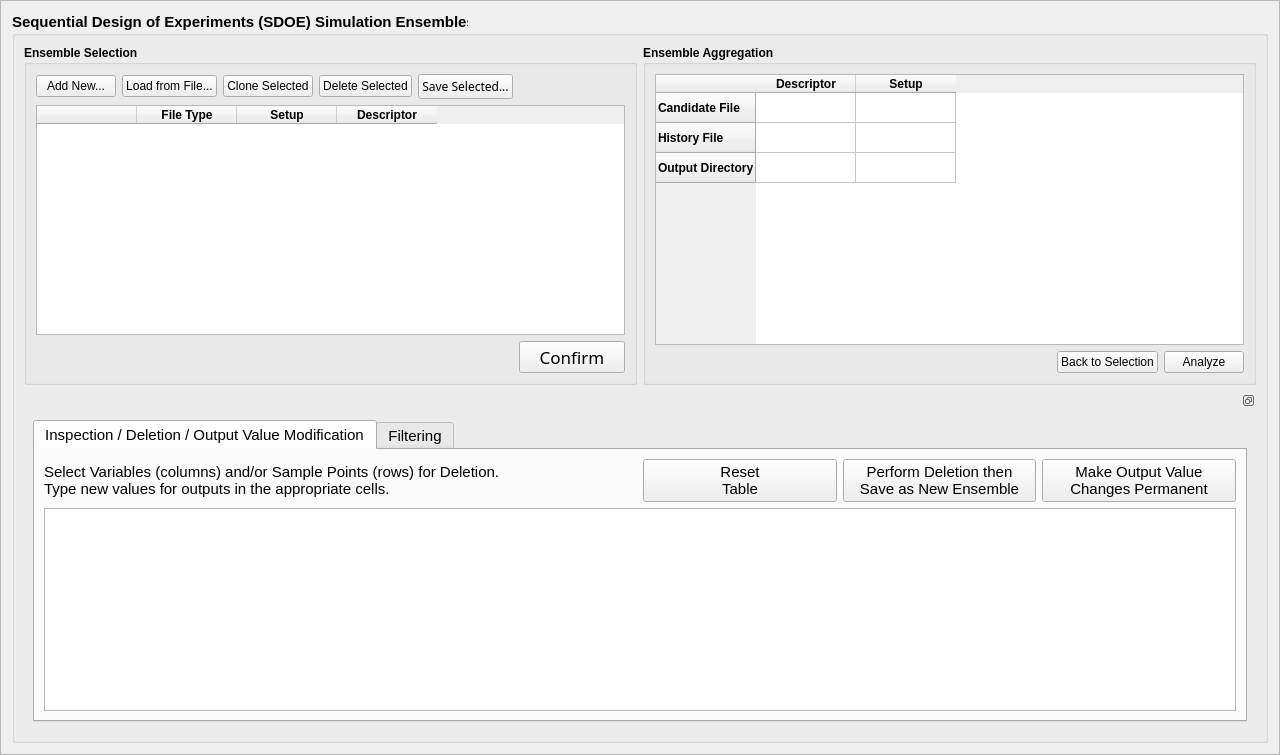
First picture: the form in foqus_lib/gui/sdoe/sdoeSetupFrame_UI.ui, repository CCSI-Toolset/FOQUS, before the edit.
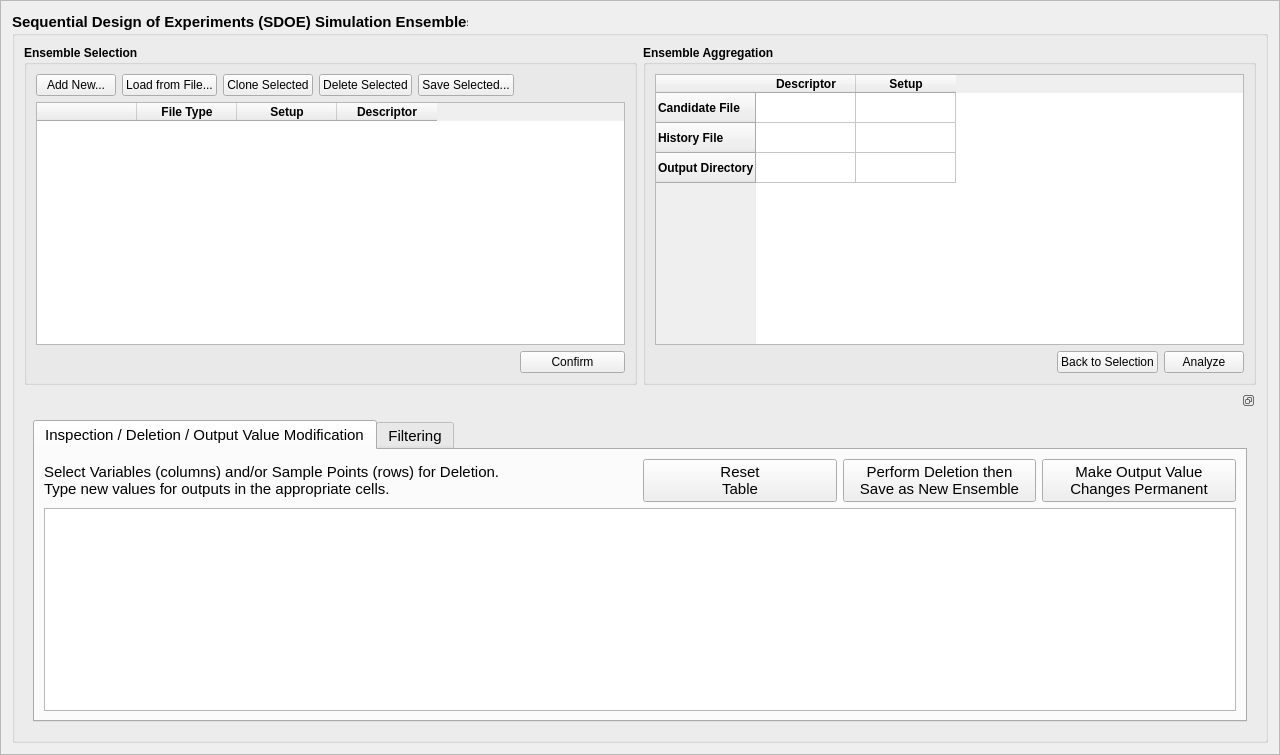
Second picture: the form after the edit.

What changed in the file:
```diff
--- a/foqus_lib/gui/sdoe/sdoeSetupFrame_UI.ui
+++ b/foqus_lib/gui/sdoe/sdoeSetupFrame_UI.ui
@@ -104,7 +104,6 @@
               <widget class="QPushButton" name="saveButton">
                <property name="font">
                 <font>
-                 <family>.SF NS Text</family>
                  <weight>50</weight>
                  <bold>false</bold>
                 </font>
@@ -215,8 +214,6 @@
             <widget class="QPushButton" name="confirmButton">
              <property name="font">
               <font>
-               <family>.SF NS Text</family>
-               <pointsize>13</pointsize>
                <weight>50</weight>
                <bold>false</bold>
               </font>
```
